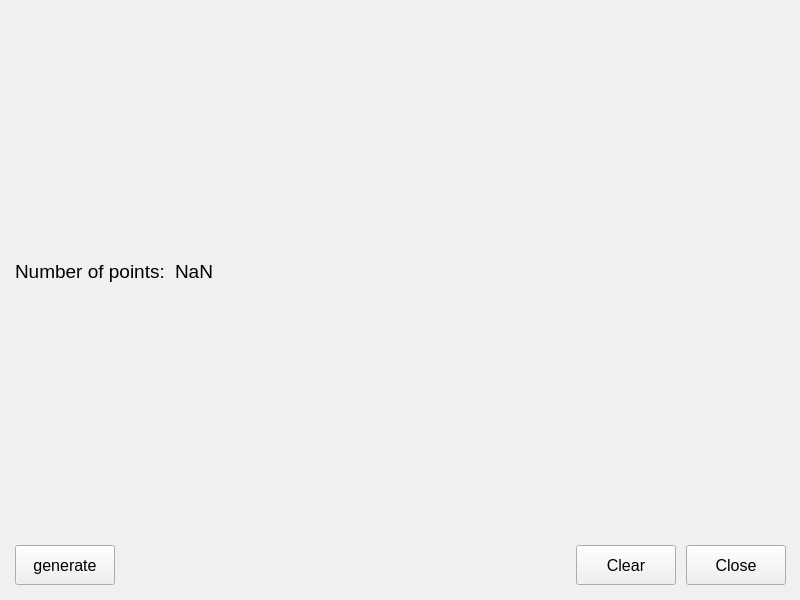
Above: mainwindow.ui from S0mas/and_zadanie before the change. Below: the same form after it.
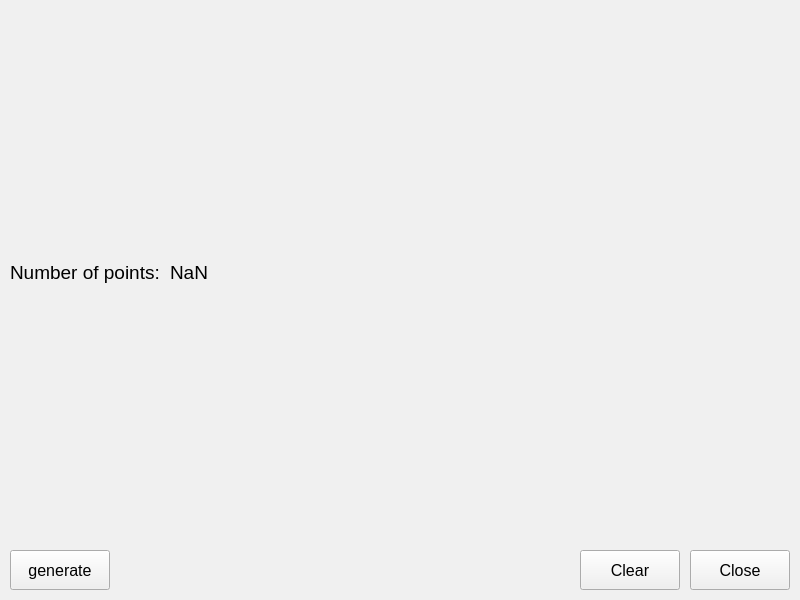
That is the form after the change.

Commit message: Removes assigns top-most layout to mainwindow object. Makes content to be resized with the window.

Patch:
```diff
--- a/mainwindow.ui
+++ b/mainwindow.ui
@@ -200,16 +200,7 @@
   <property name="autoFillBackground">
    <bool>false</bool>
   </property>
-  <widget class="QWidget" name="layoutWidget">
-   <property name="geometry">
-    <rect>
-     <x>5</x>
-     <y>4</y>
-     <width>791</width>
-     <height>591</height>
-    </rect>
-   </property>
-   <layout class="QVBoxLayout" name="verticalLayout" stretch="0,0">
+  <layout class="QVBoxLayout" name="verticalLayout">
     <property name="leftMargin">
      <number>5</number>
     </property>
@@ -412,7 +403,6 @@
      </layout>
     </item>
    </layout>
-  </widget>
  </widget>
  <resources/>
  <connections/>
```
Lines whose indentation alone changed are shown as unchanged.
